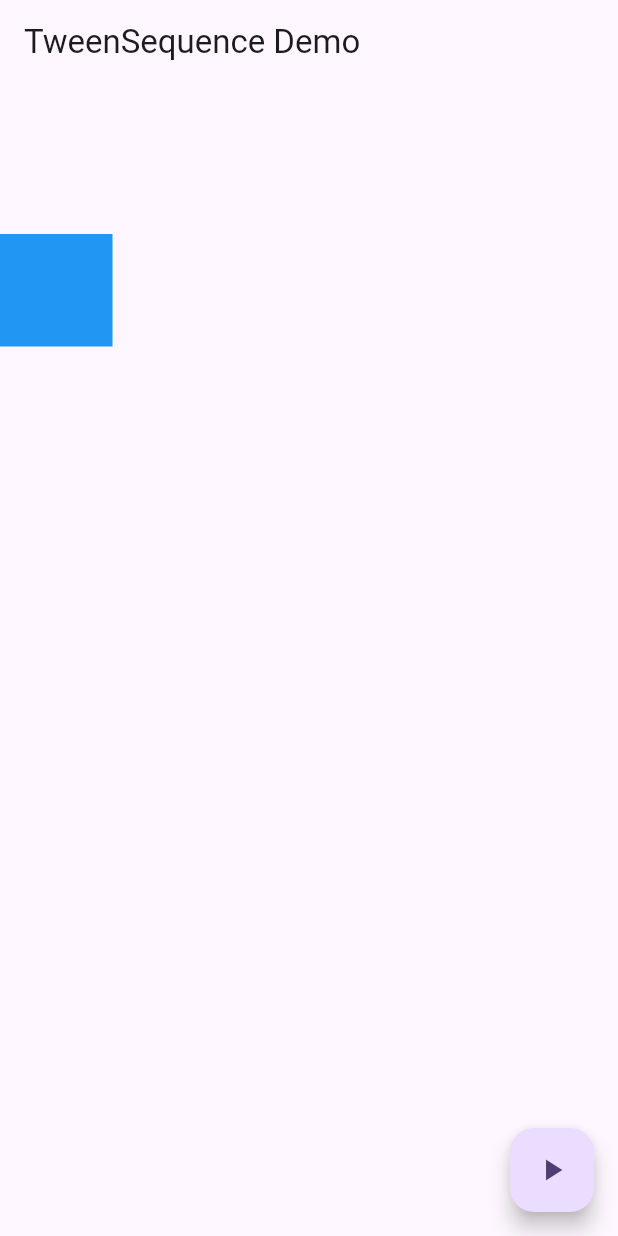
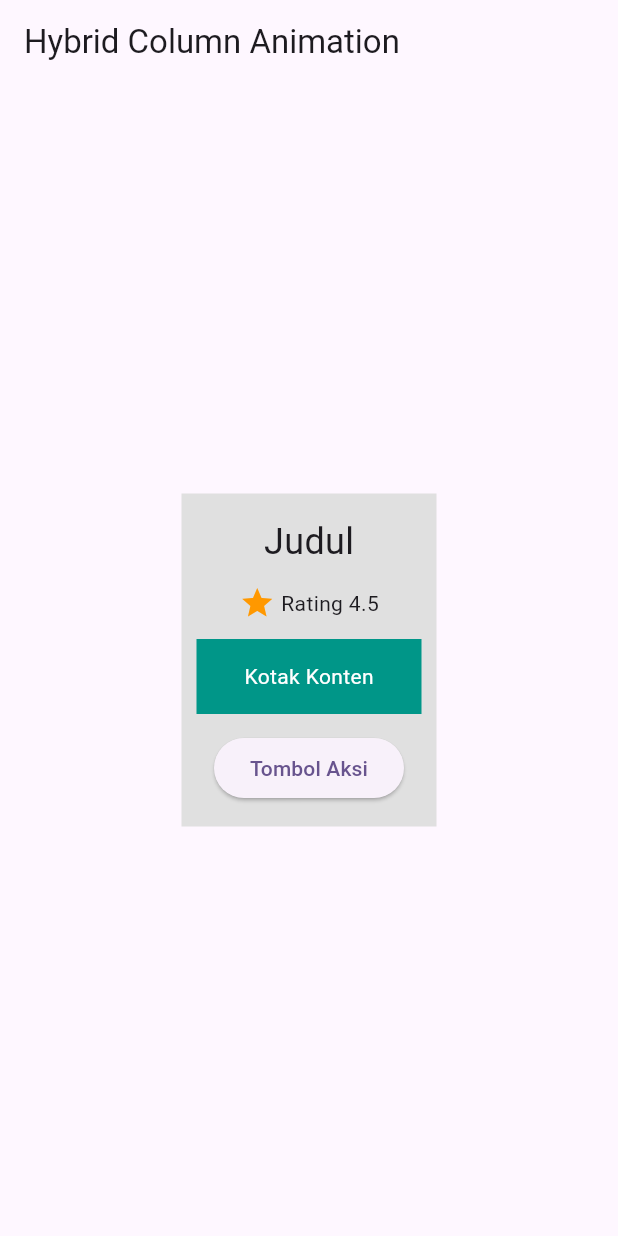
Before and after one commit to juahadinata/basic_flutter_animasi, a Flutter app: the screen it shows after launch, on a phone screen of 412 x 824 dp. Run offline on Flutter 3.47's test engine with Material 3 defaults, Android fonts, the phone set to English and light mode, and no system bars.

Commit message:
menganimsikan children yang berada di column

```diff
--- /dev/null
+++ b/lib/children_column_anim/hybrid_column_animation.dart
@@ -0,0 +1,126 @@
+import 'package:flutter/material.dart';
+
+class HybridColumnAnimation extends StatefulWidget {
+  const HybridColumnAnimation({super.key});
+
+  @override
+  State<HybridColumnAnimation> createState() => _HybridColumnAnimationState();
+}
+
+class _HybridColumnAnimationState extends State<HybridColumnAnimation>
+    with SingleTickerProviderStateMixin {
+  ///? property
+  late AnimationController _controller;
+  late Animation<Offset> _columnSlideAnimation;
+  late List<Animation<double>> _fadeAnimations;
+  late List<Animation<Offset>> _slideAnimations;
+
+  final int _childCount = 4;
+
+  @override
+  void initState() {
+    super.initState();
+
+    _controller = AnimationController(
+      duration: const Duration(seconds: 2),
+      vsync: this,
+    );
+
+    // Animasi masuk Column (geser dari bawah)
+    _columnSlideAnimation = Tween<Offset>(
+      begin: const Offset(0, 0.2),
+      end: Offset.zero,
+    ).animate(CurvedAnimation(
+      parent: _controller,
+      curve: Curves.easeOut,
+    ));
+
+    // Animasi anak-anak (Fade dan Slide satu per satu)
+    _fadeAnimations = List.generate(_childCount, (i) {
+      return CurvedAnimation(
+        parent: _controller,
+        curve: Interval(0.3 + i * 0.15, 1.0, curve: Curves.easeIn),
+      );
+    });
+
+    _slideAnimations = List.generate(_childCount, (i) {
+      return Tween<Offset>(
+        begin: const Offset(0, 0.2),
+        end: Offset.zero,
+      ).animate(CurvedAnimation(
+        parent: _controller,
+        curve: Interval(0.3 + i * 0.15, 1.0, curve: Curves.easeOut),
+      ));
+    });
+
+    _controller.forward(); // Jalankan animasi
+  }
+
+  @override
+  void dispose() {
+    _controller.dispose();
+    super.dispose();
+  }
+
+  Widget _buildAnimatedChild(int index, Widget child) {
+    return FadeTransition(
+      opacity: _fadeAnimations[index],
+      child: SlideTransition(
+        position: _slideAnimations[index],
+        child: child,
+      ),
+    );
+  }
+
+  @override
+  Widget build(BuildContext context) {
+    return Scaffold(
+      appBar: AppBar(title: const Text("Hybrid Column Animation")),
+      body: Center(
+        child: SlideTransition(
+          position: _columnSlideAnimation,
+          child: Container(
+            padding: const EdgeInsets.symmetric(horizontal: 10, vertical: 15),
+            color: Colors.grey.shade300,
+            child: Column(
+              mainAxisSize: MainAxisSize.min,
+              children: [
+                _buildAnimatedChild(
+                    0, const Text("Judul", style: TextStyle(fontSize: 24))),
+                const SizedBox(height: 12),
+                _buildAnimatedChild(
+                    1,
+                    const Row(
+                      mainAxisSize: MainAxisSize.min,
+                      children: [
+                        Icon(Icons.star, color: Colors.orange),
+                        SizedBox(width: 4),
+                        Text("Rating 4.5"),
+                      ],
+                    )),
+                const SizedBox(height: 12),
+                _buildAnimatedChild(
+                    2,
+                    Container(
+                      width: 150,
+                      height: 50,
+                      color: Colors.teal,
+                      alignment: Alignment.center,
+                      child: const Text("Kotak Konten",
+                          style: TextStyle(color: Colors.white)),
+                    )),
+                const SizedBox(height: 12),
+                _buildAnimatedChild(
+                    3,
+                    ElevatedButton(
+                      onPressed: () {},
+                      child: const Text("Tombol Aksi"),
+                    )),
+              ],
+            ),
+          ),
+        ),
+      ),
+    );
+  }
+}
--- a/lib/main.dart
+++ b/lib/main.dart
@@ -1,4 +1,4 @@
-import 'package:basic_flutter_animation/tweensequence_sampel/demo_tweensequence.dart';
+import 'package:basic_flutter_animation/children_column_anim/hybrid_column_animation.dart';
 
 import 'package:flutter/material.dart';
 
@@ -18,7 +18,9 @@ class MyApp extends StatelessWidget {
         colorScheme: ColorScheme.fromSeed(seedColor: Colors.deepPurple),
         useMaterial3: true,
       ),
-      home: const DemoTweenSequence(),
+      home: const HybridColumnAnimation(),
+      // home: const AnimatedColumnCustom(),
+      // home: const DemoTweenSequence(),
       // home: const Sunflower(),
       // home: const FadeRouteSampel(),
       // home: const SplashAnimation(),
```
Also changed, not shown: lib/children_column_anim/animated_column_custom.dart (added, +120 -0 lines), doc/sunflower_animation_2.gif (deleted), 1 other file.
